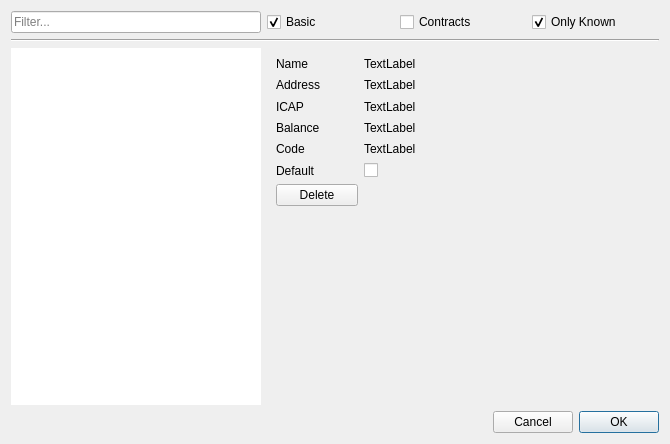
Old version of the form alethzero/plugins/accounts/AllAccounts.ui in the repository ethereum/alethzero.
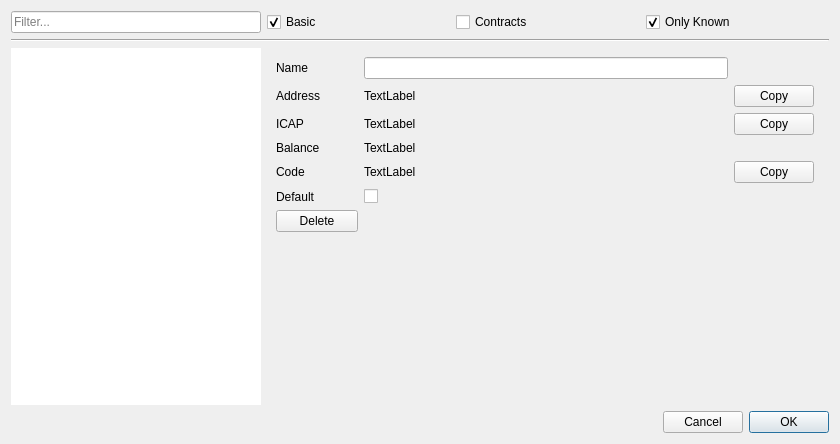
New version of the form. Icons and pictures are not drawn.

Commit message: AllAccountsDialog features

```diff
--- a/alethzero/plugins/accounts/AllAccounts.ui
+++ b/alethzero/plugins/accounts/AllAccounts.ui
@@ -6,7 +6,7 @@
    <rect>
     <x>0</x>
     <y>0</y>
-    <width>670</width>
+    <width>840</width>
     <height>444</height>
    </rect>
   </property>
@@ -205,19 +205,15 @@
        <widget class="QPushButton" name="addressCopy">
         <property name="maximumSize">
          <size>
-          <width>16</width>
-          <height>16</height>
+          <width>16777215</width>
+          <height>16777215</height>
          </size>
         </property>
         <property name="toolTip">
          <string>Copy Address To Clipboard</string>
         </property>
         <property name="text">
-         <string/>
-        </property>
-        <property name="icon">
-         <iconset resource="../../../../mix/res.qrc">
-          <normaloff>:/qml/img/clipboard_copy.png</normaloff>:/qml/img/clipboard_copy.png</iconset>
+         <string>Copy</string>
         </property>
         <property name="iconSize">
          <size>
@@ -226,7 +222,7 @@
          </size>
         </property>
         <property name="flat">
-         <bool>true</bool>
+         <bool>false</bool>
         </property>
        </widget>
       </item>
@@ -304,19 +300,15 @@
        <widget class="QPushButton" name="codeCopy">
         <property name="maximumSize">
          <size>
-          <width>16</width>
-          <height>16</height>
+          <width>16777215</width>
+          <height>16777215</height>
          </size>
         </property>
         <property name="text">
-         <string/>
-        </property>
-        <property name="icon">
-         <iconset resource="../../../../mix/res.qrc">
-          <normaloff>:/qml/img/clipboard_copy.png</normaloff>:/qml/img/clipboard_copy.png</iconset>
+         <string>Copy</string>
         </property>
         <property name="flat">
-         <bool>true</bool>
+         <bool>false</bool>
         </property>
        </widget>
       </item>
@@ -333,13 +325,6 @@
         </property>
        </spacer>
       </item>
-      <item row="0" column="1">
-       <widget class="QLabel" name="nameValue">
-        <property name="text">
-         <string>TextLabel</string>
-        </property>
-       </widget>
-      </item>
       <item row="1" column="1">
        <widget class="QLabel" name="addressValue">
         <property name="text">
@@ -375,22 +360,28 @@
        <widget class="QPushButton" name="ICAPCopy">
         <property name="maximumSize">
          <size>
-          <width>16</width>
-          <height>16</height>
+          <width>16777215</width>
+          <height>16777215</height>
          </size>
         </property>
         <property name="toolTip">
          <string>Copy ICAP to Clipboard</string>
         </property>
         <property name="text">
-         <string/>
-        </property>
-        <property name="icon">
-         <iconset resource="../../../../mix/res.qrc">
-          <normaloff>:/qml/img/clipboard_copy.png</normaloff>:/qml/img/clipboard_copy.png</iconset>
+         <string>Copy</string>
         </property>
         <property name="flat">
-         <bool>true</bool>
+         <bool>false</bool>
+        </property>
+       </widget>
+      </item>
+      <item row="0" column="1">
+       <widget class="QLineEdit" name="nameValue">
+        <property name="maximumSize">
+         <size>
+          <width>16777215</width>
+          <height>16777215</height>
+         </size>
         </property>
        </widget>
       </item>
```
Left out of the diff: 4 changed lines with no effect on the pictures. The commit also changes 2 other files.
